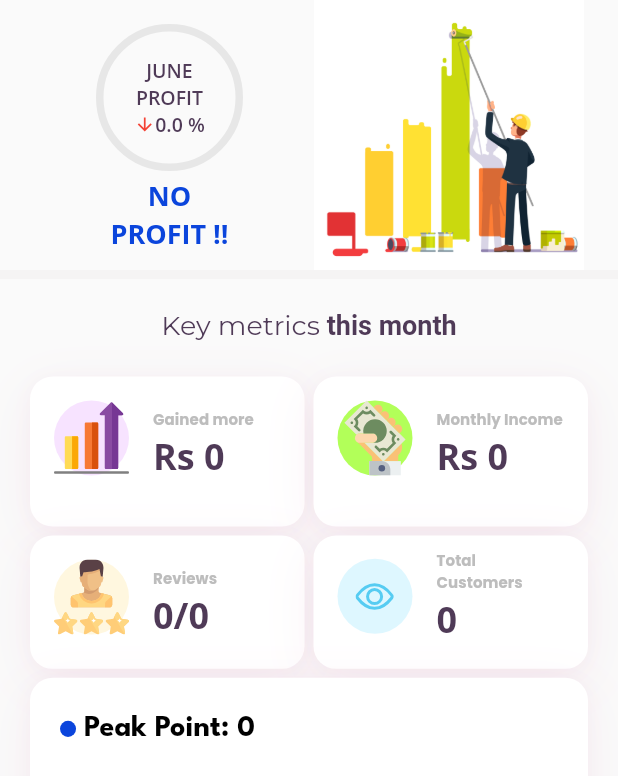
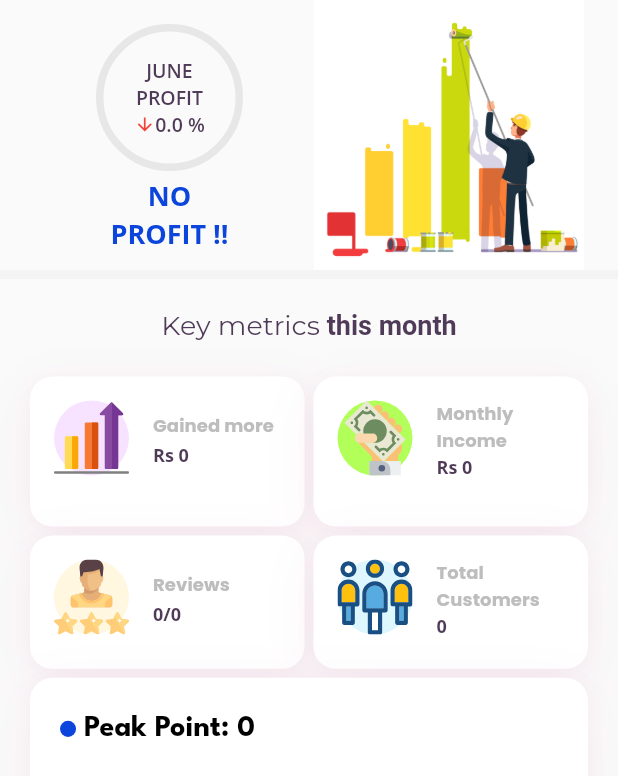
Before and after one commit to ethos-fit19/servicr_sp, a Flutter app: the DashboardScreen screen opened directly, on a phone screen of 412 x 824 dp. Shown: the top 776 px of the screen. Run offline on Flutter 3.47's test engine with Material 2 defaults, Android fonts, the phone set to English and light mode, and no system bars; our stand-ins replace dio, email_validator, fl_chart, flutter_hooks, flutter_svg, fluttertoast and 10 more; missing offline and left inert: flutter_share, image_picker_for_web, mailto, shared_preferences_web; accounts and stored records are empty; network calls fail; statements that could not run were skipped.

```diff
--- a/lib/constants.dart
+++ b/lib/constants.dart
@@ -7,3 +7,4 @@ class AppColor {
 }
 
 const apiUrl = 'https://servicr.herokuapp.com/api';
+//const apiUrl = 'https://servicr2.herokuapp.com/api';
--- a/lib/views/home/home_page.dart
+++ b/lib/views/home/home_page.dart
@@ -103,7 +103,8 @@ class _DashboardScreenState extends State<DashboardScreen> {
     print('accepted appo' + acceptedAppointments.length.toString());
 
     await customersPerMonth(currentMonth);
-    await totalIncomeThisMonthNew(currentMonth);
+    //await totalIncomeThisMonthNew(currentMonth);
+    totalThisMonth=await totalIncomePerMonth(currentMonth, currentYear);
     List last =getLastMonth(currentMonth, currentYear);
      totalLastMonth = await totalIncomePerMonth(last[0],last[1]);
     percentage = await percentageThisMonth();
@@ -405,7 +406,7 @@ return [lastMonth.toString(),year.toString()];
                             mRight: 0,
                             child: ListTileCustom(
                               bgColor: Color(0xFFDEF7FF),
-                              pathIcon: "eyes.svg",
+                              pathIcon: "c1.svg",
                               title: "Total Customers",
                               subTitle: totalCustomersPerMonth.toString(),
                             ),
--- a/lib/views/home/theme.dart
+++ b/lib/views/home/theme.dart
@@ -16,11 +16,11 @@ Color labelColor = const Color(0xFF485465);
 Color red = const Color(0xFFEB5757);
 
 TextStyle textBold = GoogleFonts.openSans().copyWith(
-    fontWeight: FontWeight.bold, fontSize: 24, color: purple1
+    fontWeight: FontWeight.bold, fontSize: 12, color: purple1
 );
 
 TextStyle textBold2 = GoogleFonts.poppins().copyWith(
-  fontWeight: FontWeight.bold, fontSize: 10, color: grayText,
+  fontWeight: FontWeight.bold, fontSize: 12, color: grayText,
   letterSpacing: 6 /100,
 );
 
```
